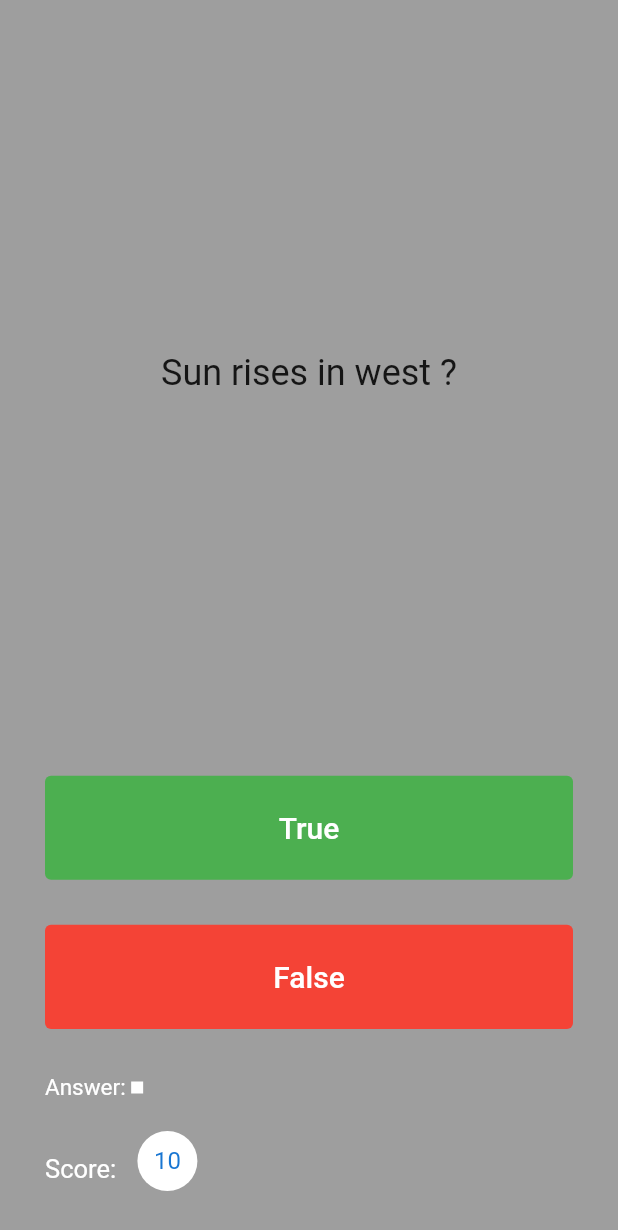
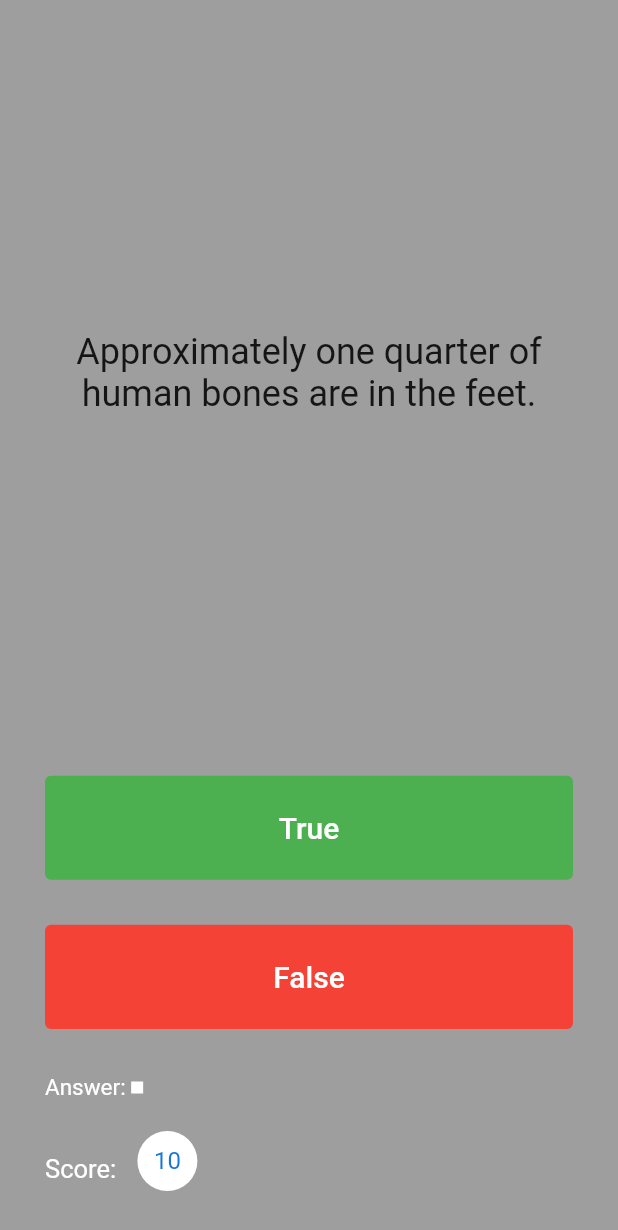
Before and after one commit to vijai-ks/Quizzler, a Flutter app: the screen it shows after launch, after a tap on "True", after a tap on "False", on a phone screen of 412 x 824 dp. Shown: the top 1230 px of the screen. Run offline on Flutter 3.47's test engine with Material 2 defaults, Android fonts, the phone set to English and light mode, and no system bars.

Commit message:
feat: quizzler-bank: Add quizzbrain class
Implemented abstraction by seperating the question bank into separate
class
Implemented encapsulation by adding them into private variables
Added two functions for getting questions and answers

Signed-off-by: vijai-ks <vijai.ksv@gmail.com>

```diff
--- a/lib/main.dart
+++ b/lib/main.dart
@@ -1,9 +1,11 @@
 import 'package:flutter/material.dart';
-import 'questions.dart';
+import 'quizz_brain.dart';
 
 void main() {
   runApp(const Quizzler());
 }
+
+QuizBrain quizzBrain = new QuizBrain();
 
 class Quizzler extends StatefulWidget {
   const Quizzler({super.key});
@@ -14,12 +16,6 @@ class Quizzler extends StatefulWidget {
 
 class _QuizzlerState extends State<Quizzler> {
   List<Icon> scoreKeeper = [];
-
-  List<Questions> questionBank = [
-    Questions(q: 'Is Cow\'s other name is donkey ?', a: false),
-    Questions(q: 'Madras is Chennai ?', a: true),
-    Questions(q: 'Sun rises in west ?', a: false),
-  ];
 
   int questionNumber = 0;
   @override
@@ -40,7 +36,7 @@ class _QuizzlerState extends State<Quizzler> {
                     padding: const EdgeInsets.all(10.0),
                     child: Center(
                       child: Text(
-                        questionBank[questionNumber].question,
+                        quizzBrain.getQuestionFromBank(questionNumber),
                         textAlign: TextAlign.center,
                         style: const TextStyle(
                           fontSize: 24,
@@ -55,7 +51,7 @@ class _QuizzlerState extends State<Quizzler> {
                     child: TextButton(
                       onPressed: () {
                         bool correctAnswer =
-                            questionBank[questionNumber].answer;
+                            quizzBrain.getAnswerFromBank(questionNumber);
                         if (correctAnswer == true) {
                           print('Answer is true');
                         } else {
@@ -84,7 +80,7 @@ class _QuizzlerState extends State<Quizzler> {
                     child: TextButton(
                       onPressed: () {
                         bool correctAnswer =
-                            questionBank[questionNumber].answer;
+                            quizzBrain.getAnswerFromBank(questionNumber);
                         if (correctAnswer == false) {
                           print('Answer is false');
                         } else {
--- a/lib/questions.dart
+++ b/lib/questions.dart
@@ -1,8 +1,8 @@
-class Questions {
+class Question {
   String question = '';
   bool answer = false;
 
-  Questions({required String q, required bool a}) {
+  Question(String q, bool a) {
     question = q;
     answer = a;
   }
--- /dev/null
+++ b/lib/quizz_brain.dart
@@ -0,0 +1,41 @@
+import 'questions.dart';
+
+class QuizBrain {
+  final List<Question> _questionBank = [
+    Question('Some cats are actually allergic to humans', true),
+    Question('You can lead a cow down stairs but not up stairs.', false),
+    Question('Approximately one quarter of human bones are in the feet.', true),
+    Question('A slug\'s blood is green.', true),
+    Question('Buzz Aldrin\'s mother\'s maiden name was \"Moon\".', true),
+    Question('It is illegal to pee in the Ocean in Portugal.', true),
+    Question(
+        'No piece of square dry paper can be folded in half more than 7 times.',
+        false),
+    Question(
+        'In London, UK, if you happen to die in the House of Parliament, you are technically entitled to a state funeral, because the building is considered too sacred a place.',
+        true),
+    Question(
+        'The loudest sound produced by any animal is 188 decibels. That animal is the African Elephant.',
+        false),
+    Question(
+        'The total surface area of two human lungs is approximately 70 square metres.',
+        true),
+    Question('Google was originally called \"Backrub\".', true),
+    Question(
+        'Chocolate affects a dog\'s heart and nervous system; a few ounces are enough to kill a small dog.',
+        true),
+    Question(
+        'In West Virginia, USA, if you accidentally hit an animal with your car, you are free to take it home to eat.',
+        true),
+  ];
+
+  // Since the question bank values are private we cant access it directly
+  // For that we are creating two functions to return Question and Answer
+  String getQuestionFromBank(int questionNumber) {
+    return _questionBank[questionNumber].question;
+  }
+
+  bool getAnswerFromBank(int questionNumber) {
+    return _questionBank[questionNumber].answer;
+  }
+}
```
